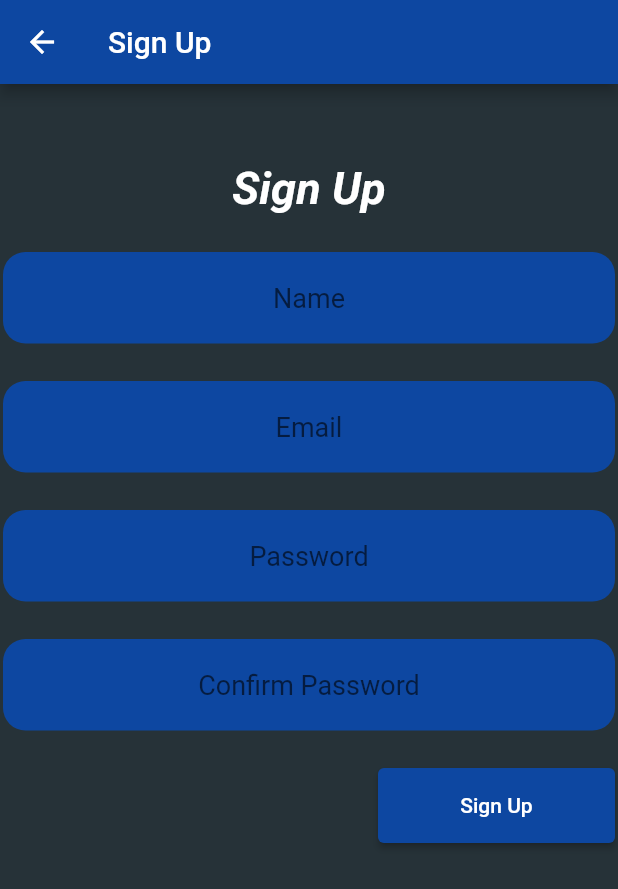
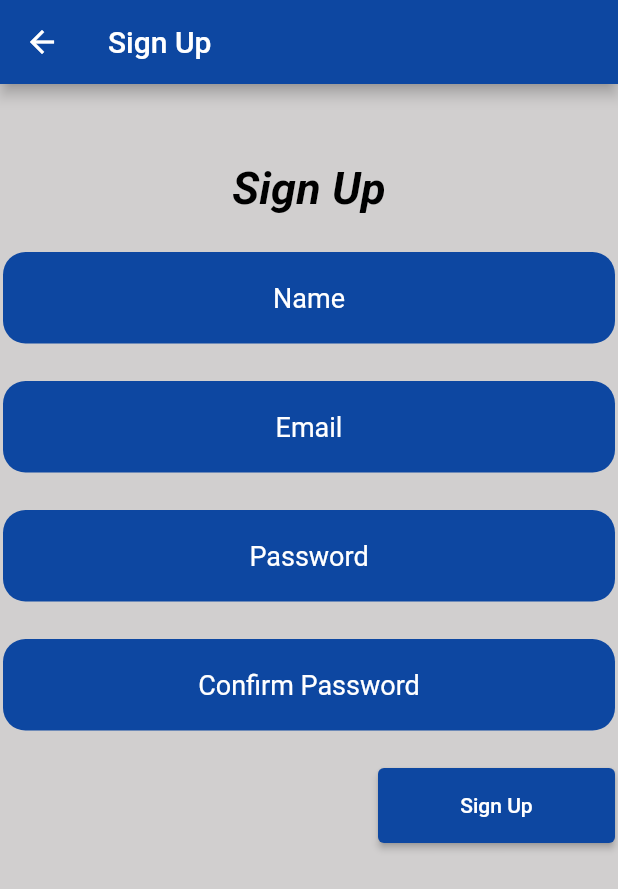
Before and after one commit to YoussifAssem/Genatac, a Flutter app: the Menu screen opened directly, item 5 of the bottom bar chosen, after a tap on "Sign Up Here", on a phone screen of 412 x 824 dp. Shown: the top 889 px of the screen. Run offline on Flutter 3.47's test engine with Material 2 defaults, Android fonts, the phone set to English and light mode, and no system bars; our stand-ins replace cloud_firestore, firebase_auth, firebase_core; accounts and stored records are empty.

Commit message:
Update Code
1) Enhance GUI
2) Enhance Mobile App
3) Update code backend and frontend mobile and gui

```diff
--- a/E-Genetics/Code/paternity_app/lib/Screens/chat_screen.dart
+++ b/E-Genetics/Code/paternity_app/lib/Screens/chat_screen.dart
@@ -27,7 +27,7 @@ class _Chat extends State<Chat> {
   @override
   Widget build(BuildContext context) {
     return Scaffold(
-      backgroundColor: Colors.grey[900],
+      backgroundColor: const Color.fromARGB(255, 209, 207, 207),
       appBar: AppBar(
         backgroundColor: Colors.blue[900],
         title: Text(
@@ -196,7 +196,7 @@ class messageline extends StatelessWidget {
           children: [
             Text(
               '$sender',
-              style: TextStyle(fontSize: 12, color: Colors.yellow[900]),
+              style: const TextStyle(fontSize: 12, color: Colors.black),
             ),
             Material(
               elevation: 5,
--- a/E-Genetics/Code/paternity_app/lib/Screens/editprofile.dart
+++ b/E-Genetics/Code/paternity_app/lib/Screens/editprofile.dart
@@ -20,7 +20,7 @@ class _EditProfilePageState extends State<EditProfilePage> {
   @override
   Widget build(BuildContext context) {
     return Scaffold(
-        backgroundColor: Colors.blueGrey[900],
+        backgroundColor: const Color.fromARGB(255, 209, 207, 207),
         appBar: AppBar(
           automaticallyImplyLeading: false,
           backgroundColor: Colors.blue[900],
@@ -55,7 +55,7 @@ class _EditProfilePageState extends State<EditProfilePage> {
                         'Edit Profile',
                         style: TextStyle(
                             fontWeight: FontWeight.bold,
-                            color: Colors.white,
+                            color: Colors.black,
                             fontStyle: FontStyle.italic,
                             fontSize: 30),
                       ),
--- a/E-Genetics/Code/paternity_app/lib/Screens/home_screen.dart
+++ b/E-Genetics/Code/paternity_app/lib/Screens/home_screen.dart
@@ -15,7 +15,7 @@ class _homeScreen extends State<homeScreen> {
   @override
   Widget build(BuildContext context) {
     return Scaffold(
-        backgroundColor: Colors.blueGrey[900],
+        backgroundColor: const Color.fromARGB(255, 209, 207, 207),
         appBar: AppBar(
           automaticallyImplyLeading: false,
           backgroundColor: Colors.blue[900],
@@ -42,7 +42,7 @@ class _homeScreen extends State<homeScreen> {
                 fontSize: 30,
                 fontStyle: FontStyle.italic,
                 fontWeight: FontWeight.bold,
-                color: Colors.white),
+                color: Colors.black),
           ),
         ));
   }
--- a/E-Genetics/Code/paternity_app/lib/Screens/login_screen.dart
+++ b/E-Genetics/Code/paternity_app/lib/Screens/login_screen.dart
@@ -22,7 +22,7 @@ class _logIn extends State<logIn> {
   Widget build(BuildContext context) {
     return Center(
       child: Scaffold(
-        backgroundColor: Colors.blueGrey[900],
+        backgroundColor: const Color.fromARGB(255, 209, 207, 207),
         appBar: AppBar(
           automaticallyImplyLeading: false,
           backgroundColor: Colors.blue[900],
@@ -40,7 +40,7 @@ class _logIn extends State<logIn> {
               child: Text(
                 'Welcome In Genetics',
                 style: TextStyle(
-                    color: Colors.white,
+                    color: Colors.black,
                     fontWeight: FontWeight.bold,
                     fontStyle: FontStyle.italic,
                     fontSize: 30),
@@ -80,9 +80,7 @@ class _logIn extends State<logIn> {
                 filled: true,
                 fillColor: Colors.blue[900],
                 hintText: 'Email',
-                hintStyle: const TextStyle(
-                  fontSize: 18,
-                ),
+                hintStyle: const TextStyle(fontSize: 18, color: Colors.white),
               ),
             ),
             const SizedBox(
@@ -104,9 +102,7 @@ class _logIn extends State<logIn> {
                 filled: true,
                 fillColor: Colors.blue[900],
                 hintText: 'Password',
-                hintStyle: const TextStyle(
-                  fontSize: 18,
-                ),
+                hintStyle: const TextStyle(fontSize: 18, color: Colors.white),
               ),
               obscureText: true,
             ),
--- a/E-Genetics/Code/paternity_app/lib/Screens/menu.dart
+++ b/E-Genetics/Code/paternity_app/lib/Screens/menu.dart
@@ -42,35 +42,35 @@ class _Menu extends State<Menu> {
         child: _widgetOptions.elementAt(_selectedIndex),
       ),
       bottomNavigationBar: BottomNavigationBar(
-        items: const <BottomNavigationBarItem>[
+        items: <BottomNavigationBarItem>[
           BottomNavigationBarItem(
-            icon: Icon(Icons.home),
+            icon: const Icon(Icons.home),
             label: 'Home',
-            backgroundColor: Colors.transparent,
+            backgroundColor: Colors.blue[900],
           ),
           BottomNavigationBarItem(
-            icon: Icon(Icons.chat),
+            icon: const Icon(Icons.chat),
             label: 'Chat',
-            backgroundColor: Colors.transparent,
+            backgroundColor: Colors.blue[900],
           ),
           BottomNavigationBarItem(
-            icon: Icon(Icons.grid_view),
+            icon: const Icon(Icons.grid_view),
             label: 'Results',
-            backgroundColor: Colors.transparent,
+            backgroundColor: Colors.blue[900],
           ),
           BottomNavigationBarItem(
-            icon: Icon(Icons.edit),
+            icon: const Icon(Icons.edit),
             label: 'Edit Profile',
-            backgroundColor: Colors.transparent,
+            backgroundColor: Colors.blue[900],
           ),
           BottomNavigationBarItem(
-            icon: Icon(Icons.logout),
+            icon: const Icon(Icons.logout),
             label: 'Log Out',
-            backgroundColor: Colors.transparent,
+            backgroundColor: Colors.blue[900],
           ),
         ],
         currentIndex: _selectedIndex,
-        selectedItemColor: Colors.amber[800],
+        selectedItemColor: Colors.white,
         onTap: _onItemTapped,
       ),
     );
--- a/E-Genetics/Code/paternity_app/lib/Screens/results_screen.dart
+++ b/E-Genetics/Code/paternity_app/lib/Screens/results_screen.dart
@@ -25,7 +25,7 @@ class _Results extends State<Results> {
   @override
   Widget build(BuildContext context) {
     return Scaffold(
-        backgroundColor: Colors.blueGrey[900],
+        backgroundColor: const Color.fromARGB(255, 209, 207, 207),
         appBar: AppBar(
           automaticallyImplyLeading: false,
           backgroundColor: Colors.blue[900],
--- a/E-Genetics/Code/paternity_app/lib/Screens/signup_screen.dart
+++ b/E-Genetics/Code/paternity_app/lib/Screens/signup_screen.dart
@@ -25,7 +25,7 @@ class _SignUp extends State<SignUp> {
   @override
   Widget build(BuildContext context) {
     return Scaffold(
-        backgroundColor: Colors.blueGrey[900],
+        backgroundColor: const Color.fromARGB(255, 209, 207, 207),
         appBar: AppBar(
           backgroundColor: Colors.blue[900],
           title: const Text(
@@ -41,7 +41,7 @@ class _SignUp extends State<SignUp> {
                   child: Text(
                 'Sign Up',
                 style: TextStyle(
-                    color: Colors.white,
+                    color: Colors.black,
                     fontWeight: FontWeight.bold,
                     fontStyle: FontStyle.italic,
                     fontSize: 30),
@@ -66,9 +66,7 @@ class _SignUp extends State<SignUp> {
                   filled: true,
                   fillColor: Colors.blue[900],
                   hintText: 'Name',
-                  hintStyle: const TextStyle(
-                    fontSize: 18,
-                  ),
+                  hintStyle: const TextStyle(fontSize: 18, color: Colors.white),
                 ),
               ),
               const SizedBox(height: 25.0),
@@ -85,9 +83,7 @@ class _SignUp extends State<SignUp> {
                   filled: true,
                   fillColor: Colors.blue[900],
                   hintText: 'Email',
-                  hintStyle: const TextStyle(
-                    fontSize: 18,
-                  ),
+                  hintStyle: const TextStyle(fontSize: 18, color: Colors.white),
                 ),
               ),
               const SizedBox(
@@ -106,9 +102,7 @@ class _SignUp extends State<SignUp> {
                   filled: true,
                   fillColor: Colors.blue[900],
                   hintText: 'Password',
-                  hintStyle: const TextStyle(
-                    fontSize: 18,
-                  ),
+                  hintStyle: const TextStyle(fontSize: 18, color: Colors.white),
                 ),
                 obscureText: true,
               ),
@@ -127,9 +121,7 @@ class _SignUp extends State<SignUp> {
                   filled: true,
                   fillColor: Colors.blue[900],
                   hintText: 'Confirm Password',
-                  hintStyle: const TextStyle(
-                    fontSize: 18,
-                  ),
+                  hintStyle: const TextStyle(fontSize: 18, color: Colors.white),
                 ),
                 obscureText: true,
               ),
```
Also changed, not shown: E-Genetics/Code/paternity_app/lib/Screens/view_chat.dart (+7 -5 lines), E-Genetics/Code/paternity_app/lib/Screens/view_results_screen.dart (+19 -2 lines), 3 other files.
